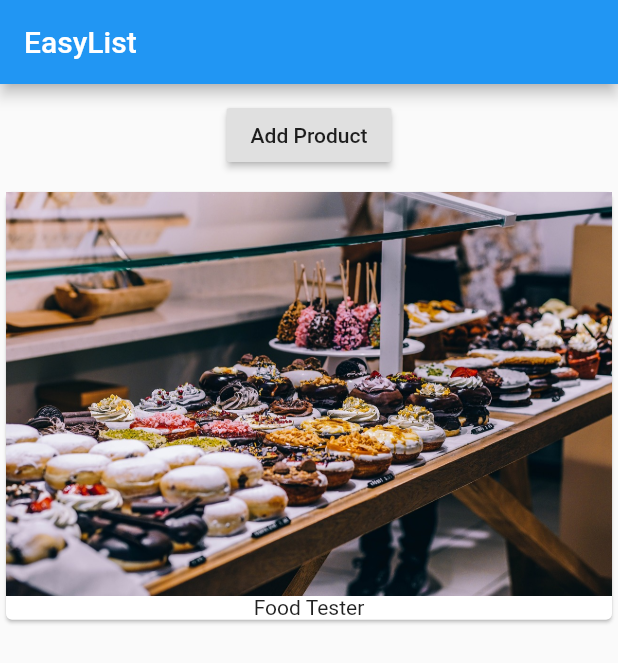
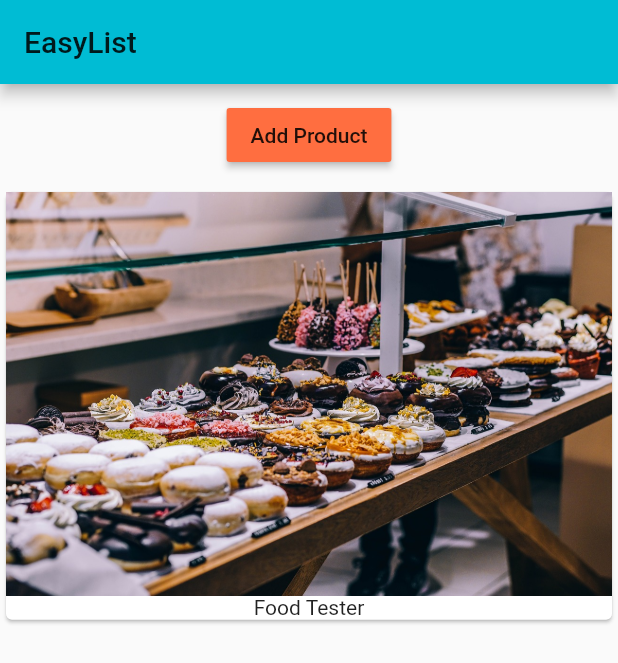
Before and after one commit to TimCastelijns/udemy-flutter, a Flutter app: the screen it shows after launch, on a phone screen of 412 x 824 dp. Shown: the top 663 px of the screen. Run offline on Flutter 3.47's test engine with Material 2 defaults, Android fonts, the phone set to English and light mode, and no system bars.

Commit message:
Complete lesson 35

```diff
--- a/flutter_course/lib/main.dart
+++ b/flutter_course/lib/main.dart
@@ -7,6 +7,10 @@ void main() => runApp(A());
 class A extends StatelessWidget {
   @override
   Widget build(BuildContext context) => MaterialApp(
+        theme: ThemeData(
+            brightness: Brightness.light,
+            primarySwatch: Colors.cyan,
+            accentColor: Colors.deepOrangeAccent),
         home: Scaffold(
           appBar: AppBar(
             title: Text('EasyList'),
--- a/flutter_course/lib/product_manager.dart
+++ b/flutter_course/lib/product_manager.dart
@@ -3,13 +3,17 @@ import 'package:flutter/material.dart';
 import './products.dart';
 
 class ProductManager extends StatefulWidget {
-
   final String startingProduct;
 
-  ProductManager(this.startingProduct);
+  ProductManager(this.startingProduct) {
+    print('[ProductManager Widget] ctor');
+  }
 
   @override
-  State<StatefulWidget> createState() => _ProductManagerState();
+  State<StatefulWidget> createState() {
+    print('[ProductManager Widget] ctor');
+    return _ProductManagerState();
+  }
 }
 
 class _ProductManagerState extends State<ProductManager> {
@@ -19,14 +23,23 @@ class _ProductManagerState extends State<ProductManager> {
   void initState() {
     super.initState();
     _products.add(widget.startingProduct);
+    print('[ProductManager State] initState');
   }
 
   @override
-  Widget build(BuildContext context) =>
-      Column(children: <Widget>[
+  void didUpdateWidget(ProductManager oldWidget) {
+    super.didUpdateWidget(oldWidget);
+    print('[ProductManager State] didUpdateWidget');
+  }
+
+  @override
+  Widget build(BuildContext context) {
+    print('[ProductManager State] build');
+    return Column(children: <Widget>[
       Container(
         margin: EdgeInsets.all(10.0),
         child: RaisedButton(
+          color: Theme.of(context).accentColor,
           child: Text('Add Product'),
           onPressed: () {
             setState(() {
@@ -38,3 +51,4 @@ class _ProductManagerState extends State<ProductManager> {
       Products(_products)
     ]);
   }
+}
--- a/flutter_course/lib/products.dart
+++ b/flutter_course/lib/products.dart
@@ -1,13 +1,16 @@
 import 'package:flutter/material.dart';
 
 class Products extends StatelessWidget {
-
   final List<String> products;
 
-  Products(this.products);
+  Products(this.products) {
+    print('[Products Widget] ctor');
+  }
 
   @override
-  Widget build(BuildContext context) => Column(
+  Widget build(BuildContext context) {
+    print('[Products Widget] build');
+    return Column(
         children: products
             .map(
               (element) => Card(
@@ -21,3 +24,4 @@ class Products extends StatelessWidget {
             )
             .toList());
   }
+}
```
Lines whose indentation alone changed are shown as unchanged.
